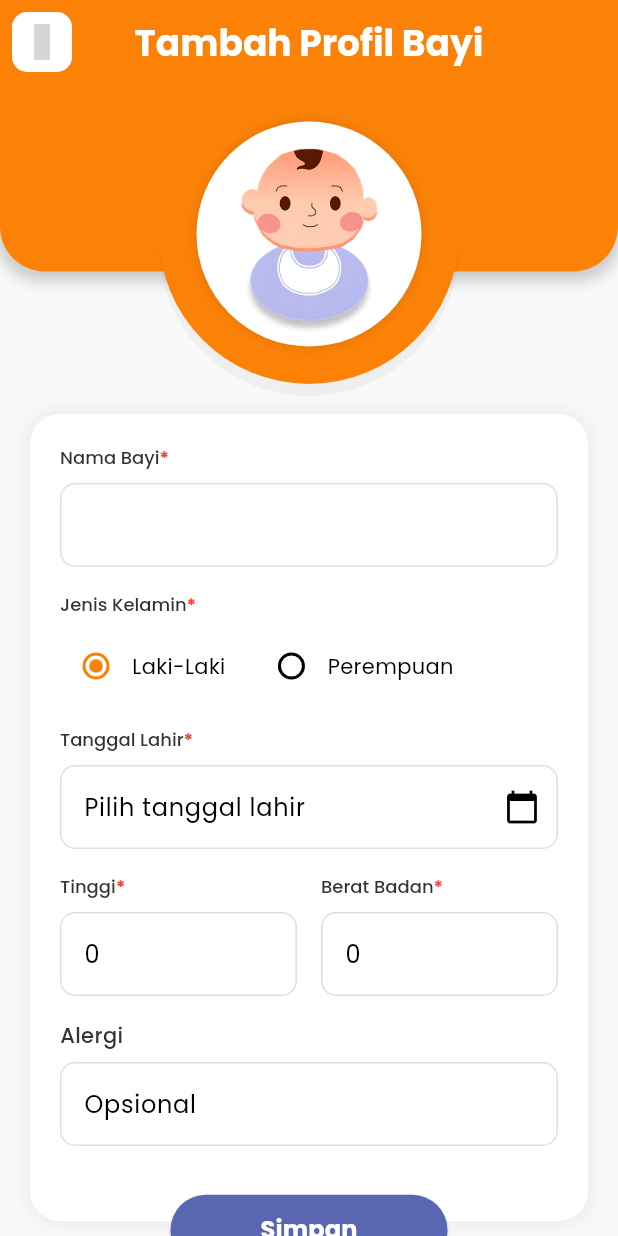
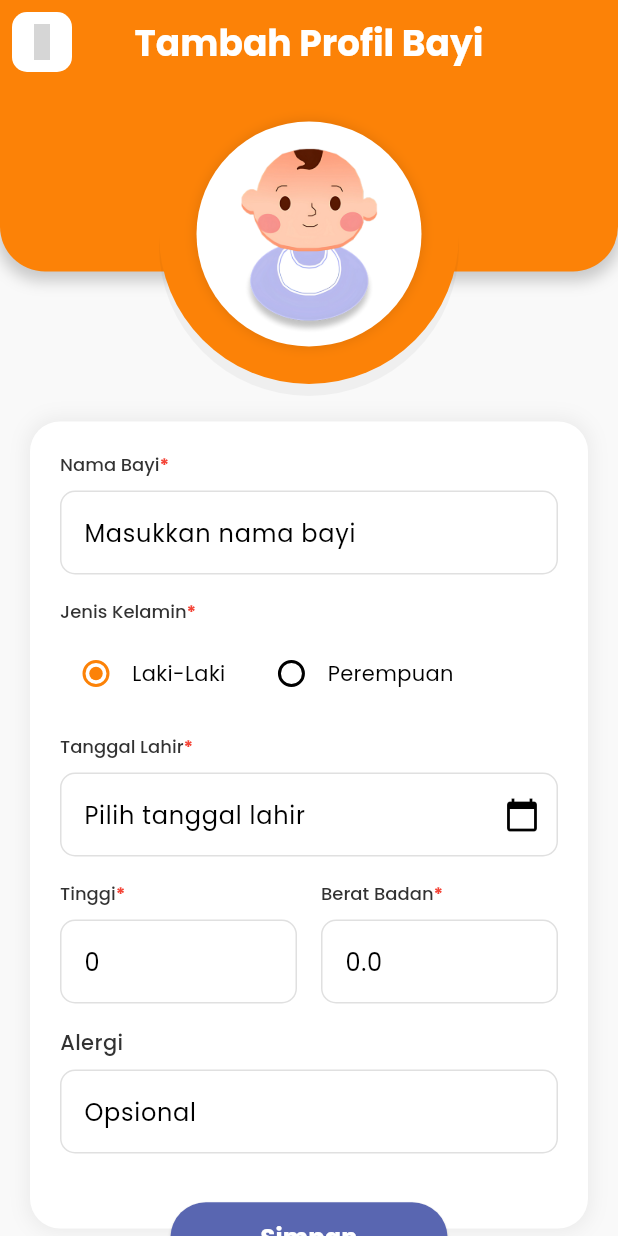
Before and after one commit to rian1504/NutriMPASI-Mobile, a Flutter app: the BabyAddScreen screen opened directly, on a phone screen of 412 x 824 dp. Run offline on Flutter 3.47's test engine with Material 3 defaults, Android fonts, the phone set to English and light mode, and no system bars; our stand-ins replace curved_navigation_bar, dio, flutter_bloc, flutter_dotenv, flutter_secure_storage, google_generative_ai and 1 more; accounts and stored records are empty; grey boxes are pictures that could not be loaded.

Commit message:
feat(baby): update baby edit screen and baby add screen
- Set maximum date for birth date picker to 6 months ago to ensure babies are at least 6 months old.
- Refactored layout to use SingleChildScrollView for better scrolling experience.
- Improved structure of the form with better padding and spacing.
- Added validation for height and weight fields.
- Enhanced visual elements for better user experience.

```diff
--- a/lib/screens/baby/baby_add_screen.dart
+++ b/lib/screens/baby/baby_add_screen.dart
@@ -40,11 +40,16 @@ class _BabyAddScreenState extends State<BabyAddScreen> {
 
   /// Fungsi untuk menampilkan date picker dan memilih tanggal lahir
   Future<void> _selectDate(BuildContext context) async {
+    // Tanggal maksimal adalah 6 bulan yang lalu (untuk bayi minimal usia 6 bulan)
+    final sixMonthsAgo = DateTime.now().subtract(const Duration(days: 182));
+
     final DateTime? picked = await showDatePicker(
       context: context,
-      initialDate: _selectedDate ?? DateTime.now(),
+      initialDate: _selectedDate ?? sixMonthsAgo,
       firstDate: DateTime(2010),
-      lastDate: DateTime.now(),
+      lastDate: sixMonthsAgo,
+      // Format tanggal Indonesia
+      locale: const Locale('id', 'ID'),
       builder: (BuildContext context, Widget? child) {
         // Custom theme untuk date picker
         return Theme(
@@ -55,6 +60,7 @@ class _BabyAddScreenState extends State<BabyAddScreen> {
         );
       },
     );
+
     if (picked != null && picked != _selectedDate) {
       setState(() {
         _selectedDate = picked;
@@ -112,18 +118,19 @@ class _BabyAddScreenState extends State<BabyAddScreen> {
         ),
         centerTitle: true,
       ),
-      body: Stack(
+      body: SingleChildScrollView(
+        child: Column(
           children: [
-          // Background gradient di bagian atas
-          Positioned(
-            top: 0,
-            left: 0,
-            right: 0,
-            child: Container(
+            Stack(
+              clipBehavior: Clip.none,
+              children: [
+                // Background
+                Container(
+                  width: double.infinity,
                   height: 125,
                   decoration: BoxDecoration(
                     color: AppColors.primary,
-                borderRadius: BorderRadius.only(
+                    borderRadius: const BorderRadius.only(
                       bottomLeft: Radius.circular(30),
                       bottomRight: Radius.circular(30),
                     ),
@@ -137,15 +144,13 @@ class _BabyAddScreenState extends State<BabyAddScreen> {
                     ],
                   ),
                 ),
-          ),
 
-          SingleChildScrollView(
-            child: Padding(
-              padding: const EdgeInsets.symmetric(horizontal: 20),
-              child: Column(
-                children: [
-                  // Avatar bayi dengan efek bulat dan shadow
-                  Center(
+                // Avatar bayi
+                Positioned(
+                  top: 0,
+                  left: 0,
+                  right: 0,
+                  child: Center(
                     child: Container(
                       width: 200,
                       height: 200,
@@ -190,11 +195,16 @@ class _BabyAddScreenState extends State<BabyAddScreen> {
                       ),
                     ),
                   ),
+                ),
+              ],
+            ),
 
-                  const SizedBox(height: 20),
+            SizedBox(height: 100),
 
-                  // Form container dengan efek shadow
-                  Stack(
+            // Konten utama untuk form input data bayi
+            Padding(
+              padding: const EdgeInsets.symmetric(horizontal: 20),
+              child: Stack(
                 children: [
                   Container(
                     margin: const EdgeInsets.only(bottom: 30),
@@ -267,6 +277,7 @@ class _BabyAddScreenState extends State<BabyAddScreen> {
                                 ),
                                 filled: true,
                                 fillColor: Colors.white,
+                                hintText: 'Masukkan nama bayi',
                               ),
                               validator: (value) {
                                 if (value == null || value.isEmpty) {
@@ -365,6 +376,7 @@ class _BabyAddScreenState extends State<BabyAddScreen> {
                             TextFormField(
                               controller: _birthDateController,
                               readOnly: true,
+                              onTap: () => _selectDate(context),
                               decoration: InputDecoration(
                                 border: OutlineInputBorder(
                                   borderRadius: BorderRadius.circular(10),
@@ -386,8 +398,7 @@ class _BabyAddScreenState extends State<BabyAddScreen> {
                                 ),
                                 filled: true,
                                 fillColor: Colors.white,
-                                    hintText:
-                                        'Pilih tanggal lahir', // Added hint
+                                hintText: 'Pilih tanggal lahir',
                                 suffixIcon: IconButton(
                                   icon: const Icon(Icons.calendar_today),
                                   onPressed: () => _selectDate(context),
@@ -443,37 +454,36 @@ class _BabyAddScreenState extends State<BabyAddScreen> {
                                         keyboardType: TextInputType.number,
                                         decoration: InputDecoration(
                                           border: OutlineInputBorder(
-                                                borderRadius:
-                                                    BorderRadius.circular(10),
+                                            borderRadius: BorderRadius.circular(
+                                              10,
+                                            ),
                                             borderSide: BorderSide(
-                                                  color:
-                                                      AppColors.componentGrey!,
+                                              color: AppColors.componentGrey!,
                                             ),
                                           ),
                                           enabledBorder: OutlineInputBorder(
-                                                borderRadius:
-                                                    BorderRadius.circular(10),
+                                            borderRadius: BorderRadius.circular(
+                                              10,
+                                            ),
                                             borderSide: BorderSide(
-                                                  color:
-                                                      AppColors.componentGrey!,
+                                              color: AppColors.componentGrey!,
                                             ),
                                           ),
                                           focusedBorder: OutlineInputBorder(
-                                                borderRadius:
-                                                    BorderRadius.circular(10),
+                                            borderRadius: BorderRadius.circular(
+                                              10,
+                                            ),
                                             borderSide: BorderSide(
-                                                  color:
-                                                      AppColors.componentGrey!,
+                                              color: AppColors.componentGrey!,
                                             ),
                                           ),
                                           filled: true,
                                           fillColor: Colors.white,
-                                              hintText: '0', // Added hint
+                                          hintText: '0',
                                           suffixText: 'cm',
                                         ),
                                         validator: (value) {
-                                              if (value == null ||
-                                                  value.isEmpty) {
+                                          if (value == null || value.isEmpty) {
                                             return 'Tinggi tidak boleh kosong';
                                           }
                                           return null;
@@ -525,37 +535,36 @@ class _BabyAddScreenState extends State<BabyAddScreen> {
                                             ),
                                         decoration: InputDecoration(
                                           border: OutlineInputBorder(
-                                                borderRadius:
-                                                    BorderRadius.circular(10),
+                                            borderRadius: BorderRadius.circular(
+                                              10,
+                                            ),
                                             borderSide: BorderSide(
-                                                  color:
-                                                      AppColors.componentGrey!,
+                                              color: AppColors.componentGrey!,
                                             ),
                                           ),
                                           enabledBorder: OutlineInputBorder(
-                                                borderRadius:
-                                                    BorderRadius.circular(10),
+                                            borderRadius: BorderRadius.circular(
+                                              10,
+                                            ),
                                             borderSide: BorderSide(
-                                                  color:
-                                                      AppColors.componentGrey!,
+                                              color: AppColors.componentGrey!,
                                             ),
                                           ),
                                           focusedBorder: OutlineInputBorder(
-                                                borderRadius:
-                                                    BorderRadius.circular(10),
+                                            borderRadius: BorderRadius.circular(
+                                              10,
+                                            ),
                                             borderSide: BorderSide(
-                                                  color:
-                                                      AppColors.componentGrey!,
+                                              color: AppColors.componentGrey!,
                                             ),
                                           ),
                                           filled: true,
                                           fillColor: Colors.white,
-                                              hintText: '0', // Added hint
-                                              suffixText: 'kg', // Added unit
+                                          hintText: '0.0',
+                                          suffixText: 'kg',
                                         ),
                                         validator: (value) {
-                                              if (value == null ||
-                                                  value.isEmpty) {
+                                          if (value == null || value.isEmpty) {
                                             return 'Berat tidak boleh kosong';
                                           }
                                           return null;
@@ -602,7 +611,7 @@ class _BabyAddScreenState extends State<BabyAddScreen> {
                                 ),
                                 filled: true,
                                 fillColor: Colors.white,
-                                    hintText: 'Opsional', // Added hint
+                                hintText: 'Opsional',
                               ),
                             ),
 
@@ -636,9 +645,7 @@ class _BabyAddScreenState extends State<BabyAddScreen> {
                             if (state is BabyStored) {
                               ScaffoldMessenger.of(context).showSnackBar(
                                 const SnackBar(
-                                      content: Text(
-                                        'Data bayi berhasil disimpan!',
-                                      ),
+                                  content: Text('Data bayi berhasil disimpan!'),
                                   duration: Duration(seconds: 2),
                                 ),
                               );
@@ -656,7 +663,7 @@ class _BabyAddScreenState extends State<BabyAddScreen> {
                           },
                           builder: (context, state) {
                             if (state is BabyLoading) {
-                                  CircularProgressIndicator();
+                              return CircularProgressIndicator();
                             }
 
                             return const Text(
@@ -673,11 +680,9 @@ class _BabyAddScreenState extends State<BabyAddScreen> {
                   ),
                 ],
               ),
+            ),
           ],
         ),
-            ),
-          ),
-        ],
       ),
     );
   }
```
Also changed, not shown: lib/screens/baby/baby_edit_screen.dart (+63 -55 lines). Lines whose indentation alone changed are shown as unchanged.
